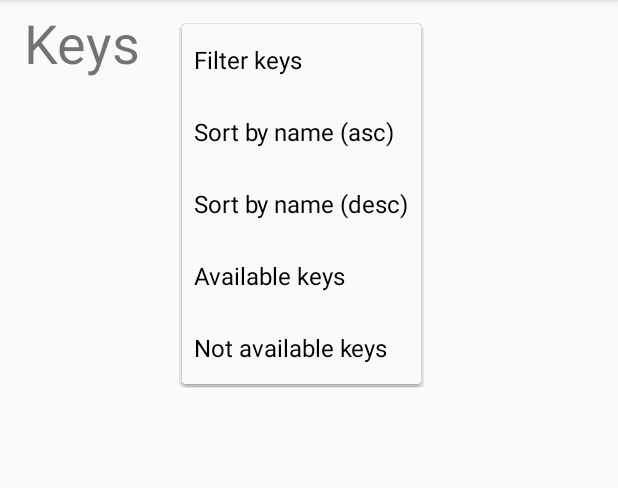
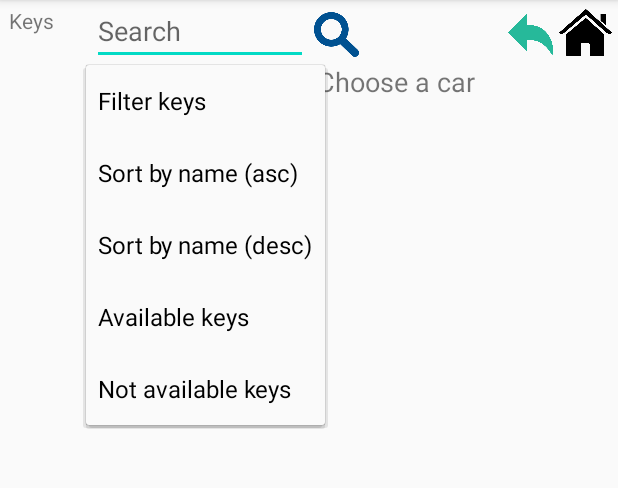
Before and after one commit to petarkostadinovski/AndroidProject, an Android app: the KeysActivity screen opened directly, with no data from a screen before it, after a tap on "Filter keys", on a phone screen of 412 x 824 dp, the part 84-572 px from its top. Run offline under Robolectric (Android 15) with nearby library versions, the phone set to English and light mode, and no system bars; our stand-ins replace Firebase (no records; nobody signed in at launch, a user with empty details on screens opened directly), Picasso.

Commit message:
new commit

```diff
--- a/app/build.gradle
+++ b/app/build.gradle
@@ -40,6 +40,8 @@ dependencies {
     androidTestImplementation 'androidx.test.ext:junit:1.1.1'
     androidTestImplementation 'androidx.test.espresso:espresso-core:3.2.0'
     implementation 'com.google.firebase:firebase-auth:19.3.1'
+    implementation 'com.squareup.picasso:picasso:2.71828'
+    implementation 'com.android.support:design:28.0.0'
 }
 
 apply plugin: 'com.google.gms.google-services'
--- a/app/src/main/AndroidManifest.xml
+++ b/app/src/main/AndroidManifest.xml
@@ -11,7 +11,8 @@
         android:roundIcon="@mipmap/ic_launcher_round"
         android:supportsRtl="true"
         android:theme="@style/AppTheme">
-        <activity android:name=".Activities.KeysActivity"></activity>
+        <activity android:name=".Activities.CarsActivity"></activity>
+        <activity android:name=".Activities.KeysActivity" />
         <activity android:name=".Activities.MenuActivity" />
         <activity android:name=".Activities.ProfileActivity" />
         <activity android:name=".Activities.LoginActivity" />
--- a/app/src/main/java/com/example/firebaseproject/Activities/KeysActivity.java
+++ b/app/src/main/java/com/example/firebaseproject/Activities/KeysActivity.java
@@ -3,14 +3,20 @@ package com.example.firebaseproject.Activities;
 import androidx.annotation.NonNull;
 import androidx.appcompat.app.AppCompatActivity;
 
+import android.app.Activity;
+import android.content.Intent;
 import android.os.Bundle;
 import android.util.Log;
 import android.view.View;
 import android.widget.AdapterView;
 import android.widget.ArrayAdapter;
+import android.widget.EditText;
+import android.widget.ImageView;
 import android.widget.ListView;
 import android.widget.Spinner;
+import android.widget.TextView;
 
+import com.example.firebaseproject.Model.Car;
 import com.example.firebaseproject.Model.Key;
 import com.example.firebaseproject.Model.KeyList;
 import com.example.firebaseproject.R;
@@ -22,6 +28,7 @@ import com.google.firebase.database.DatabaseReference;
 import com.google.firebase.database.FirebaseDatabase;
 import com.google.firebase.database.ValueEventListener;
 
+import java.io.Console;
 import java.util.ArrayList;
 import java.util.List;
 import java.util.stream.Collectors;
@@ -31,8 +38,22 @@ public class KeysActivity extends AppCompatActivity {
     ListView listViewKeys;
     List<Key> keyList;
     List<Key> filteredList;
+    List<Car> carList;
+    List<Key> filteredByCar;
+
+    TextView textViewChooseCar;
+
+    ImageView imageViewBackFromKeys;
+    ImageView imageViewSearchKeys;
+
+    EditText editTextSearchByName;
+
+    Spinner spinnerKeys;
+    Spinner spinnerCarBrand;
+    Spinner spinnerCarModel;
+    Spinner spinnerCarYear;
+
     DatabaseReference databaseKeys;
-    Spinner spinnerKeys;
 
     KeyServiceImplementation keyServiceImpl;
 
@@ -42,16 +63,42 @@ public class KeysActivity extends AppCompatActivity {
         setContentView(R.layout.activity_keys);
 
         databaseKeys = FirebaseDatabase.getInstance().getReference("keys");
+
         listViewKeys = (ListView)findViewById(R.id.listViewKeys);
         keyList = new ArrayList<>();
+        carList = new ArrayList<>();
+        filteredByCar = new ArrayList<>();
         filteredList = new ArrayList<>();
         spinnerKeys = (Spinner)findViewById(R.id.spinnerKeys);
+        imageViewBackFromKeys = (ImageView)findViewById(R.id.imageViewBackFromKeys);
+        editTextSearchByName = (EditText)findViewById(R.id.editTextSearchByName);
+        imageViewSearchKeys = (ImageView)findViewById(R.id.imageViewSearchKeys);
+        spinnerCarBrand = (Spinner)findViewById(R.id.spinnerCarBrand);
+        spinnerCarModel = (Spinner)findViewById(R.id.spinnerCarModel);
+        spinnerCarYear = (Spinner)findViewById(R.id.spinnerCarYear);
+        textViewChooseCar = (TextView)findViewById(R.id.textViewChooseCar);
+
         keyServiceImpl = new KeyServiceImplementation();
+
     }
 
     @Override
     protected void onStart() {
         super.onStart();
+
+        imageViewBackFromKeys.setOnClickListener(new View.OnClickListener() {
+            @Override
+            public void onClick(View v) {
+                startActivity(new Intent(KeysActivity.this, MenuActivity.class));
+            }
+        });
+
+        textViewChooseCar.setOnClickListener(new View.OnClickListener() {
+            @Override
+            public void onClick(View v) {
+                startActivity(new Intent(KeysActivity.this, CarsActivity.class));
+            }
+        });
 
         databaseKeys.addValueEventListener(new ValueEventListener() {
             @Override
@@ -66,9 +113,29 @@ public class KeysActivity extends AppCompatActivity {
 
                 }
 
+                imageViewSearchKeys.setOnClickListener(new View.OnClickListener() {
+                    @Override
+                    public void onClick(View v) {
+
+                        String searchedValue = String.valueOf(editTextSearchByName.getText());
+
+                        List<Key> searchedList = keyList.stream()
+                                .filter(key -> key.getName().toLowerCase().contains(searchedValue.toLowerCase()))
+                                .collect(Collectors.toList());
+
+                        spinnerKeys.setSelection(0);
+
+                        KeyList adapter = new KeyList(KeysActivity.this, searchedList);
+                        listViewKeys.setAdapter(adapter);
+                    }
+                });
+
                 spinnerKeys.setOnItemSelectedListener(new AdapterView.OnItemSelectedListener() {
                     @Override
                     public void onItemSelected(AdapterView<?> parent, View view, int position, long id) {
+
+                        if (position != 0)
+                            editTextSearchByName.setText("");
 
                         if (position == 1)
                             filteredList = keyServiceImpl.filterKeyByNameAsc(keyList);
@@ -92,11 +159,21 @@ public class KeysActivity extends AppCompatActivity {
                     }
                 });
 
+                if (getIntent().getStringExtra("id") != null) {
 
-                KeyList adapter = new KeyList(KeysActivity.this, keyList);
+                    int carId = Integer.parseInt(getIntent().getStringExtra("id"));
 
-                listViewKeys.setAdapter(adapter);
+                    filteredByCar = keyList.stream()
+                            .filter(key -> key.getCar_id() == carId)
+                            .collect(Collectors.toList());
 
+                    KeyList adapter = new KeyList(KeysActivity.this, filteredByCar);
+                    listViewKeys.setAdapter(adapter);
+
+                }else {
+                    KeyList adapter = new KeyList(KeysActivity.this, keyList);
+                    listViewKeys.setAdapter(adapter);
+                }
             }
 
             @Override
--- a/app/src/main/java/com/example/firebaseproject/Model/KeyList.java
+++ b/app/src/main/java/com/example/firebaseproject/Model/KeyList.java
@@ -15,6 +15,7 @@ import androidx.annotation.NonNull;
 import androidx.annotation.Nullable;
 
 import com.example.firebaseproject.R;
+import com.squareup.picasso.Picasso;
 
 import org.w3c.dom.Text;
 
@@ -47,6 +48,7 @@ public class KeyList extends ArrayAdapter<Key>{
 
         Key key = keyList.get(position);
 
+        Picasso.get().load(key.getImage_url()).into(imageViewKey);
         textViewOnStock.setText(key.getOn_stock() == 1 ? "Available" : "Not available");
         textViewKeyName.setText(key.getName());
         textViewKeyPrice.setText(key.getPrice() + " den.");
--- a/app/src/main/res/layout/activity_keys.xml
+++ b/app/src/main/res/layout/activity_keys.xml
@@ -6,39 +6,93 @@
     android:layout_height="match_parent"
     tools:context=".Activities.KeysActivity">
 
+    <ImageView
+        android:id="@+id/imageViewHomeFromKeys"
+        android:layout_width="35dp"
+        android:layout_height="35dp"
+        android:layout_marginTop="4dp"
+        android:layout_marginEnd="4dp"
+        app:layout_constraintEnd_toEndOf="parent"
+        app:layout_constraintTop_toTopOf="parent"
+        app:srcCompat="@drawable/home" />
+
     <TextView
         android:id="@+id/textViewKeys"
-        android:layout_width="wrap_content"
-        android:layout_height="wrap_content"
+        android:layout_width="39dp"
+        android:layout_height="23dp"
         android:layout_marginTop="4dp"
         android:text="Keys"
-        android:textSize="36sp"
+        android:textSize="14sp"
         app:layout_constraintEnd_toEndOf="parent"
-        app:layout_constraintHorizontal_bias="0.048"
+        app:layout_constraintHorizontal_bias="0.016"
         app:layout_constraintStart_toStartOf="parent"
         app:layout_constraintTop_toTopOf="parent" />
 
     <ListView
         android:id="@+id/listViewKeys"
-        android:layout_width="419dp"
-        android:layout_height="478dp"
-        android:layout_marginTop="29dp"
+        android:layout_width="396dp"
+        android:layout_height="490dp"
         app:layout_constraintBottom_toBottomOf="parent"
         app:layout_constraintEnd_toEndOf="parent"
-        app:layout_constraintHorizontal_bias="0.555"
+        app:layout_constraintHorizontal_bias="1.0"
         app:layout_constraintStart_toStartOf="parent"
-        app:layout_constraintTop_toBottomOf="@+id/textViewKeys"
-        app:layout_constraintVertical_bias="0.751" />
+        app:layout_constraintTop_toTopOf="parent"
+        app:layout_constraintVertical_bias="1.0" />
 
     <Spinner
         android:id="@+id/spinnerKeys"
-        android:layout_width="167dp"
-        android:layout_height="23dp"
-        android:layout_marginStart="28dp"
-        android:layout_marginLeft="28dp"
-        android:layout_marginTop="16dp"
+        android:layout_width="139dp"
+        android:layout_height="24dp"
+        android:layout_marginStart="12dp"
         android:entries="@array/spinnerItemsKeys"
+        app:layout_constraintStart_toEndOf="@+id/textViewKeys"
+        app:layout_constraintTop_toBottomOf="@+id/editTextSearchByName" />
+
+    <ImageView
+        android:id="@+id/imageViewBackFromKeys"
+        android:layout_width="30dp"
+        android:layout_height="30dp"
+        android:layout_marginTop="8dp"
+        android:layout_marginEnd="4dp"
+        app:layout_constraintEnd_toStartOf="@+id/imageViewHomeFromKeys"
+        app:layout_constraintHorizontal_bias="1.0"
+        app:layout_constraintStart_toEndOf="@+id/imageViewSearchKeys"
+        app:layout_constraintTop_toTopOf="parent"
+        app:srcCompat="@drawable/back"
+        tools:srcCompat="@drawable/back" />
+
+    <EditText
+        android:id="@+id/editTextSearchByName"
+        android:layout_width="144dp"
+        android:layout_height="39dp"
+        android:layout_marginStart="16dp"
+        android:layout_marginTop="4dp"
+        android:ems="10"
+        android:hint="Search "
+        android:inputType="textPersonName"
         app:layout_constraintStart_toEndOf="@+id/textViewKeys"
         app:layout_constraintTop_toTopOf="parent" />
 
+    <ImageView
+        android:id="@+id/imageViewSearchKeys"
+        android:layout_width="30dp"
+        android:layout_height="30dp"
+        android:layout_marginStart="4dp"
+        android:layout_marginTop="8dp"
+        app:layout_constraintStart_toEndOf="@+id/editTextSearchByName"
+        app:layout_constraintTop_toTopOf="parent"
+        app:srcCompat="@drawable/search" />
+
+    <TextView
+        android:id="@+id/textViewChooseCar"
+        android:layout_width="109dp"
+        android:layout_height="27dp"
+        android:layout_marginTop="4dp"
+        android:text="Choose a car"
+        android:textSize="18sp"
+        app:layout_constraintEnd_toEndOf="parent"
+        app:layout_constraintHorizontal_bias="0.141"
+        app:layout_constraintStart_toEndOf="@+id/spinnerKeys"
+        app:layout_constraintTop_toBottomOf="@+id/imageViewBackFromKeys" />
+
 </androidx.constraintlayout.widget.ConstraintLayout>
--- a/app/src/main/res/layout/activity_menu.xml
+++ b/app/src/main/res/layout/activity_menu.xml
@@ -39,4 +39,5 @@
         app:layout_constraintStart_toStartOf="parent"
         app:layout_constraintTop_toTopOf="parent" />
 
+
 </androidx.constraintlayout.widget.ConstraintLayout>
--- a/app/src/main/res/layout/layout_keys.xml
+++ b/app/src/main/res/layout/layout_keys.xml
@@ -69,4 +69,5 @@
         android:text="Price"
         app:layout_constraintEnd_toEndOf="parent"
         app:layout_constraintTop_toTopOf="parent" />
+
 </androidx.constraintlayout.widget.ConstraintLayout>
```
Also changed, not shown: app/src/main/java/com/example/firebaseproject/Activities/CarsActivity.java (added, +204 -0 lines), app/src/main/java/com/example/firebaseproject/Model/Car.java (added, +52 -0 lines), app/src/main/res/layout/activity_cars.xml (added, +117 -0 lines), app/src/main/res/layout/spinner_brands.xml (added, +25 -0 lines), app/src/main/res/layout/spinner_models.xml (added, +25 -0 lines), app/src/main/res/layout/spinner_years.xml (added, +25 -0 lines), app/src/main/res/values/strings.xml (+14 -0 lines), app/src/main/res/drawable/back.png (added), app/src/main/res/drawable/back1.png (added), app/src/main/res/drawable/home.png (added), app/src/main/res/drawable/search.png (added).
